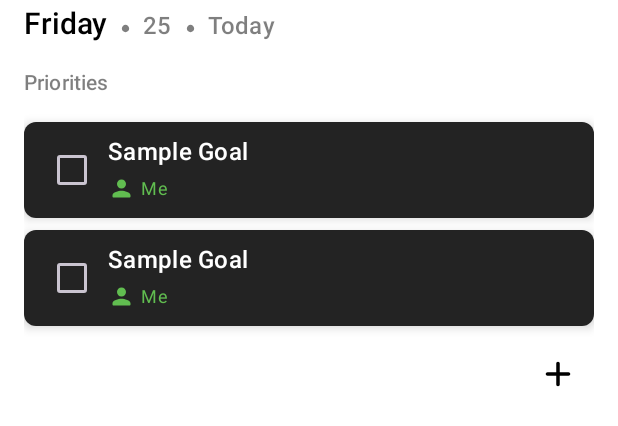
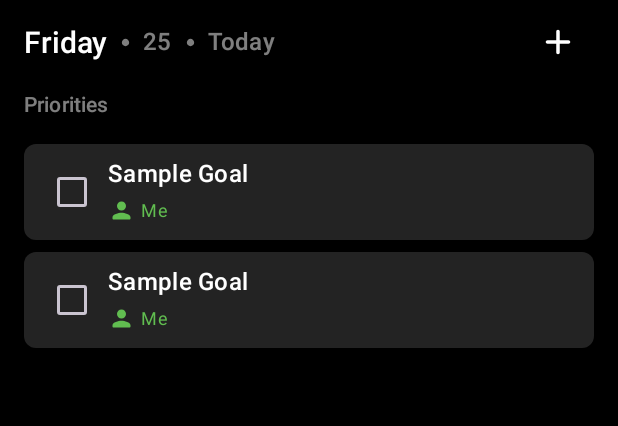
Before and after one commit to kakureru/Effective-Week, an Android app built with Jetpack Compose: the @Preview function ScheduleDayPreviewNoAppointments, on a phone screen of 412 x 824 dp. Shown: the top 426 px of the screen. Run offline under Robolectric (Android 15) with nearby library versions, the phone set to English and light mode, and no system bars; our stand-ins replace constraintlayout-compose.

Commit message:
Reduce schedule recompositions count

```diff
--- a/app/build.gradle.kts
+++ b/app/build.gradle.kts
@@ -47,8 +47,7 @@ dependencies {
     implementation(project(path = ":core"))
 
     implementation(Dependencies.core)
-    implementation(Dependencies.appcompat)
-    implementation(Dependencies.fragment)
+    implementation(Dependencies.lifecycleRuntime)
 
     room()
     koin()
--- a/app/src/main/AndroidManifest.xml
+++ b/app/src/main/AndroidManifest.xml
@@ -12,8 +12,7 @@
         android:roundIcon="@mipmap/ic_launcher_round"
         android:supportsRtl="true"
         android:theme="@style/Theme.GreatWeek"
-        tools:targetApi="31"
-        android:usesCleartextTraffic="true">
+        tools:targetApi="31">
         <activity
             android:name="com.effectiveweek.app.MainActivity"
             android:exported="true">
--- a/buildSrc/src/main/kotlin/Versions.kt
+++ b/buildSrc/src/main/kotlin/Versions.kt
@@ -1,5 +1,4 @@
 object Versions {
-    const val compose = "1.5.3"
     const val composeCompiler = "1.5.3"
     const val room = "2.5.2"
     const val koin = "3.5.0"
--- a/core/build.gradle.kts
+++ b/core/build.gradle.kts
@@ -43,8 +43,7 @@ android {
 dependencies {
 
     implementation(Dependencies.core)
-    implementation(Dependencies.appcompat)
-    implementation(Dependencies.fragment)
+    implementation(Dependencies.lifecycleRuntime)
 
     compose()
 }
--- a/schedule/build.gradle.kts
+++ b/schedule/build.gradle.kts
@@ -44,8 +44,7 @@ dependencies {
     implementation(project(path = ":core"))
 
     implementation(Dependencies.core)
-    implementation(Dependencies.appcompat)
-    implementation(Dependencies.fragment)
+    implementation(Dependencies.lifecycleRuntime)
 
     room()
     koin()
--- a/schedule/src/main/java/com/effectiveweek/schedule/presentation/ScheduleWithRolesTabScreen.kt
+++ b/schedule/src/main/java/com/effectiveweek/schedule/presentation/ScheduleWithRolesTabScreen.kt
@@ -56,7 +56,7 @@ fun ScheduleWithRolesTabScreen(
             },
         dndState = dndState,
     ) {
-        ScheduleScreen(isDragging = dndState.isDragging, navigation = scheduleNavigation)
+        ScheduleScreen(dragStateProvider = { dndState.isDragging }, navigation = scheduleNavigation)
         DraggableBottomSheet(
             bottomSheetState = bottomSheetState,
             content = {
--- a/schedule/src/main/java/com/effectiveweek/schedule/presentation/schedule/ui/ScheduleDay.kt
+++ b/schedule/src/main/java/com/effectiveweek/schedule/presentation/schedule/ui/ScheduleDay.kt
@@ -15,6 +15,7 @@ import androidx.compose.foundation.rememberScrollState
 import androidx.compose.foundation.verticalScroll
 import androidx.compose.material3.Icon
 import androidx.compose.material3.MaterialTheme
+import androidx.compose.material3.Surface
 import androidx.compose.material3.Text
 import androidx.compose.runtime.Composable
 import androidx.compose.runtime.derivedStateOf
@@ -36,7 +37,6 @@ import com.effectiveweek.core.ui.draganddrop.DragListenSurface
 import com.effectiveweek.core.ui.draganddrop.DragSurface
 import com.effectiveweek.core.ui.theme.DarkTheme
 import com.effectiveweek.schedule.R
-import com.effectiveweek.schedule.presentation.GoalItemPlaceholder
 import com.effectiveweek.schedule.presentation.GoalItem
 import com.effectiveweek.schedule.presentation.model.GoalItem
 import com.effectiveweek.schedule.presentation.schedule.model.ScheduleDayModel
@@ -45,8 +45,8 @@ import kotlin.math.min
 
 @Composable
 fun ScheduleDay(
-    model: ScheduleDayModel,
-    isDragging: Boolean,
+    modelProvider: () -> ScheduleDayModel,
+    dragStateProvider: () -> Boolean,
     onAddGoalClick: () -> Unit,
     onDropGoalToPriorities: (goalId: Int) -> Unit,
     onDropGoalToAppointments: (goalId: Int) -> Unit,
@@ -56,11 +56,11 @@ fun ScheduleDay(
     val configuration = LocalConfiguration.current
     val maxSizeDp = 500
     val width = remember(configuration) { min((configuration.screenWidthDp), maxSizeDp).dp }
-    val havePriorities by remember(model.priorities) {
-        derivedStateOf { model.priorities.isNotEmpty() }
+    val havePriorities by remember(modelProvider().priorities) {
+        derivedStateOf { modelProvider().priorities.isNotEmpty() }
     }
-    val haveAppointments by remember(model.appointments) {
-        derivedStateOf { model.appointments.isNotEmpty() }
+    val haveAppointments by remember(modelProvider().appointments) {
+        derivedStateOf { modelProvider().appointments.isNotEmpty() }
     }
     Box(
         modifier = modifier
@@ -75,24 +75,12 @@ fun ScheduleDay(
             verticalArrangement = Arrangement.spacedBy(8.dp),
         ) {
             ScheduleDayHeader(
-                weekday = model.weekday,
-                date = model.dateNumber,
-                isToday = model.isToday,
-                modifier = Modifier.padding(top = 4.dp, bottom = 8.dp)
+                weekday = modelProvider().weekday,
+                date = modelProvider().dateNumber,
+                isToday = modelProvider().isToday,
+                modifier = Modifier.padding(top = 4.dp),
+                onAddGoalClick = onAddGoalClick
             )
-            if (!havePriorities && !haveAppointments) {
-                DragListenSurface(
-                    zIndex = 1f,
-                    onDrop = { dragData -> onDropGoalToPriorities(dragData.id) }
-                ) { isInBounds ->
-                    GoalItemPlaceholder(
-                        onClick = onAddGoalClick,
-                        modifier = Modifier
-                            .dragAndDropBackground(isInBounds, isDragging)
-                            .padding(bottom = 4.dp)
-                    )
-                }
-            } else {
             if (havePriorities) {
                 GoalCategoryTitle(text = stringResource(id = R.string.priorities))
                 DragListenSurface(
@@ -102,11 +90,11 @@ fun ScheduleDay(
                     Column(
                         modifier = Modifier.dragAndDropBackground(
                             isInBound,
-                                isDragging
+                            dragStateProvider()
                         ),
                         verticalArrangement = Arrangement.spacedBy(8.dp)
                     ) {
-                            for (item in model.priorities) {
+                        for (item in modelProvider().priorities) {
                             key(item.id) {
                                 DragSurface(
                                     cardId = item.id,
@@ -118,7 +106,7 @@ fun ScheduleDay(
                                 }
                             }
                         }
-                            if (model.appointments.isNotEmpty())
+                        if (modelProvider().appointments.isNotEmpty())
                             Spacer(modifier = Modifier.height(8.dp))
                     }
                 }
@@ -132,11 +120,11 @@ fun ScheduleDay(
                     Column(
                         modifier = Modifier.dragAndDropBackground(
                             isInBound,
-                                isDragging
+                            dragStateProvider()
                         ),
                         verticalArrangement = Arrangement.spacedBy(8.dp)
                     ) {
-                            for (item in model.appointments) {
+                        for (item in modelProvider().appointments) {
                             key(item.id) {
                                 DragSurface(
                                     cardId = item.id,
@@ -151,13 +139,6 @@ fun ScheduleDay(
                     }
                 }
             }
-                AddButton(
-                    onClick = onAddGoalClick,
-                    modifier = Modifier
-                        .align(Alignment.End)
-                )
-            }
-
         }
     }
 }
@@ -180,6 +161,7 @@ private fun ScheduleDayHeader(
     weekday: String,
     date: String,
     isToday: Boolean,
+    onAddGoalClick: () -> Unit,
     modifier: Modifier = Modifier,
 ) {
     Row(
@@ -190,13 +172,11 @@ private fun ScheduleDayHeader(
         Text(
             text = weekday,
             style = MaterialTheme.typography.titleLarge,
-            modifier = Modifier.alignByBaseline()
         )
         DotSeparator()
         Text(
             text = date,
             modifier = Modifier
-                .alignByBaseline()
                 .alpha(0.5f),
             style = MaterialTheme.typography.titleMedium
         )
@@ -205,11 +185,12 @@ private fun ScheduleDayHeader(
             Text(
                 text = stringResource(id = R.string.today),
                 modifier = Modifier
-                    .alignByBaseline()
                     .alpha(0.5f),
                 style = MaterialTheme.typography.titleMedium
             )
         }
+        Spacer(modifier = Modifier.weight(1f))
+        AddButton(onClick = onAddGoalClick)
     }
 }
 
@@ -235,7 +216,6 @@ fun DotSeparator(
         painter = painterResource(id = com.effectiveweek.core.R.drawable.ic_circle),
         contentDescription = null,
         modifier = modifier
-            .padding(top = 4.dp)
             .size(7.dp)
             .alpha(0.5f),
     )
@@ -245,8 +225,10 @@ fun DotSeparator(
 @Composable
 fun ScheduleDayPreview() {
     DarkTheme {
+        Surface(color = MaterialTheme.colorScheme.background) {
             ScheduleDay(
-            model = ScheduleDayModel(
+                modelProvider = {
+                    ScheduleDayModel(
                         weekday = "Friday",
                         date = LocalDate.now(),
                         dateNumber = "25",
@@ -256,8 +238,9 @@ fun ScheduleDayPreview() {
                             GoalItem(1, "Sample Goal", "Me")
                         ),
                         appointments = listOf(GoalItem(2, "Sample Goal", "Me")),
-            ),
-            isDragging = false,
+                    )
+                },
+                dragStateProvider = { false },
                 onAddGoalClick = {},
                 onDropGoalToPriorities = {},
                 onDropGoalToAppointments = {},
@@ -272,22 +255,28 @@ fun ScheduleDayPreview() {
             )
         }
     }
+}
 
-
-@Preview
+@Preview(backgroundColor = 0xFF000000)
 @Composable
-fun ScheduleDayPreviewNoGoals() {
+fun ScheduleDayPreviewNoAppointments() {
     DarkTheme {
+       Surface(color = MaterialTheme.colorScheme.background) {
            ScheduleDay(
-            model = ScheduleDayModel(
+               modelProvider = {
+                   ScheduleDayModel(
                        weekday = "Friday",
                        date = LocalDate.now(),
                        dateNumber = "25",
                        isToday = true,
-                priorities = emptyList(),
+                       priorities = listOf(
+                           GoalItem(0, "Sample Goal", "Me"),
+                           GoalItem(1, "Sample Goal", "Me")
+                       ),
                        appointments = emptyList(),
-            ),
-            isDragging = false,
+                   )
+               },
+               dragStateProvider = { false },
                onAddGoalClick = {},
                onDropGoalToPriorities = {},
                onDropGoalToAppointments = {},
@@ -302,35 +291,4 @@ fun ScheduleDayPreviewNoGoals() {
            )
        }
     }
-
-@Preview
-@Composable
-fun ScheduleDayPreviewNoAppointments() {
-    DarkTheme {
-        ScheduleDay(
-            model = ScheduleDayModel(
-                weekday = "Friday",
-                date = LocalDate.now(),
-                dateNumber = "25",
-                isToday = true,
-                priorities = listOf(
-                    GoalItem(0, "Sample Goal", "Me"),
-                    GoalItem(1, "Sample Goal", "Me")
-                ),
-                appointments = emptyList(),
-            ),
-            isDragging = false,
-            onAddGoalClick = {},
-            onDropGoalToPriorities = {},
-            onDropGoalToAppointments = {},
-            goalItem = {
-                GoalItem(
-                    title = it.title,
-                    role = it.role,
-                    onClick = { },
-                    onCheck = { },
-                )
 }
-        )
-    }
-}
```
Also changed, not shown: buildSrc/build.gradle.kts (+7 -1 lines), buildSrc/src/main/kotlin/Dependencies.kt (+10 -9 lines), schedule/src/main/java/com/effectiveweek/schedule/presentation/GoalItem.kt (+0 -47 lines), schedule/src/main/java/com/effectiveweek/schedule/presentation/goal_dialog/ui/GoalDialog.kt (+0 -10 lines), schedule/src/main/java/com/effectiveweek/schedule/presentation/roles_tab/ui/RoleItem.kt (+14 -54 lines), schedule/src/main/java/com/effectiveweek/schedule/presentation/schedule/ui/ScheduleScreen.kt (+17 -14 lines), settings.gradle (deleted, +0 -18 lines), settings.gradle.kts (added, +24 -0 lines). Lines whose indentation alone changed are shown as unchanged.
